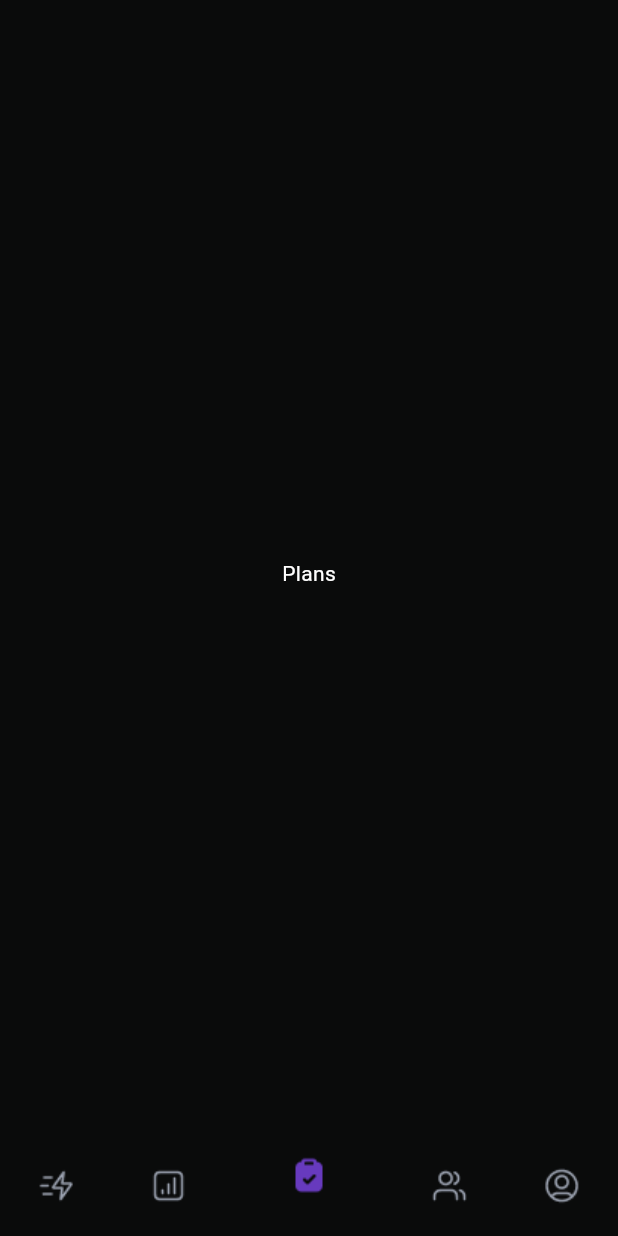
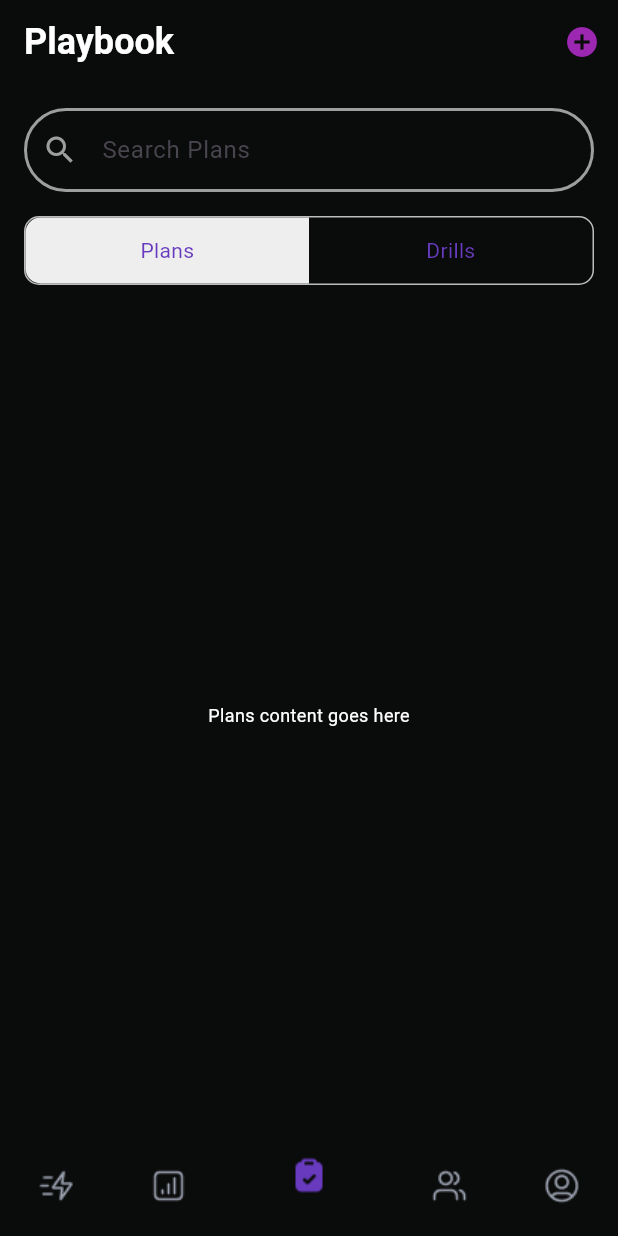
Before and after one commit to repstraining/RepsTrainerApp, a Flutter app: the screen it shows after launch, item 3 of the bottom bar chosen, on a phone screen of 412 x 824 dp. Run offline on Flutter 3.47's test engine with Material 3 defaults, Android fonts, the phone set to English and light mode, and no system bars; our stand-ins replace get, image_picker, video_player.

Commit message:
initial drill creation

```diff
--- /dev/null
+++ b/lib/controllers/playbook_controller.dart
@@ -0,0 +1,25 @@
+import 'package:flutter/material.dart';
+import 'package:get/get.dart';
+import 'package:reps_trainer_app/views/playbook/drills/create_new_drill.dart';
+
+class PlaybookController extends GetxController {
+  var selectedTab = 0.obs;
+  final searchController = TextEditingController();
+
+  String get searchHint {
+    return selectedTab.value == 0 ? 'Search Plans' : 'Search Drills';
+  }
+
+ void createItem() {
+    final String itemType = selectedTab.value == 0 ? 'Plan' : 'Drill';
+    if (itemType == 'Plan') {
+      Get.snackbar('Creating', 'Creating a new Plan... (Implement Plan creation dialog here)');
+    } else {
+      showCreateDrillDialog();
+    }
+  }
+
+  void showCreateDrillDialog() {
+    Get.dialog(const CreateDrillDialog());
+  }
+}
--- a/lib/main.dart
+++ b/lib/main.dart
@@ -1,6 +1,7 @@
 import 'package:flutter/material.dart';
 import 'package:get/get.dart';
 import 'package:reps_trainer_app/utils/colors.dart';
+import 'package:reps_trainer_app/views/playbook/playbook.dart';
 
 void main() {
   runApp(MyApp());
@@ -34,7 +35,8 @@
   final List<Widget> _pages = [
     Center(child: Text('Dashboard', style: TextStyle(color: textColor),)),
     Center(child: Text('Stats', style: TextStyle(color: textColor),)),
-    Center(child: Text('Plans', style: TextStyle(color: textColor),)),
+    //Center(child: Text('Plans', style: TextStyle(color: textColor),)),
+    PlaybookScreen(),
     Center(child: Text('Players', style: TextStyle(color: textColor),)),
     Center(child: Text('Profile', style: TextStyle(color: textColor),)),
   ];
--- a/lib/utils/colors.dart
+++ b/lib/utils/colors.dart
@@ -5,4 +5,5 @@ const appBarColor = Colors.white;
 const primaryColor = Color(0xFF673ABE);
 const secondaryColor = Color(0xFF3858F0);
 const backgroundColor = Color(0xFF0A0B0B);
+const backgroundColorDialog = Color.fromARGB(255, 55, 1, 66);
 const textColor = Color(0xFFFFFFFF);
--- a/lib/utils/fonts.dart
+++ b/lib/utils/fonts.dart
@@ -0,0 +1,8 @@
+import 'package:flutter/material.dart';
+import 'package:reps_trainer_app/utils/colors.dart';
+
+
+const textStyleH1Bold = TextStyle(fontSize: 24, fontWeight: FontWeight.bold, color: textColor);
+const textStyleH1 = TextStyle(fontSize: 24, fontWeight: FontWeight.normal, color: textColor);
+const textStyleNormalBold = TextStyle(fontSize: 12, fontWeight: FontWeight.bold, color: textColor);
+const textStyleNormal = TextStyle(fontSize: 12, fontWeight: FontWeight.normal, color: textColor);
--- /dev/null
+++ b/lib/views/playbook/plans/plans.dart
@@ -0,0 +1,13 @@
+import 'package:flutter/material.dart';
+import 'package:reps_trainer_app/utils/fonts.dart';
+
+class PlansWidget extends StatelessWidget {
+  const PlansWidget({super.key});
+
+  @override
+  Widget build(BuildContext context) {
+    return const Center(
+      child: Text('Plans content goes here',style: textStyleNormal, ),
+    );
+  }
+}
--- /dev/null
+++ b/lib/views/playbook/playbook.dart
@@ -0,0 +1,128 @@
+import 'package:flutter/material.dart';
+import 'package:get/get.dart';
+import 'package:reps_trainer_app/controllers/playbook_controller.dart';
+import 'package:reps_trainer_app/utils/colors.dart';
+import 'package:reps_trainer_app/utils/fonts.dart';
+import 'package:reps_trainer_app/views/playbook/drills/drills.dart';
+import 'package:reps_trainer_app/views/playbook/plans/plans.dart';
+
+
+
+
+class PlaybookScreen extends StatefulWidget {
+  const PlaybookScreen({super.key});
+
+  @override
+  State<PlaybookScreen> createState() => _PlaybookScreenState();
+}
+
+class _PlaybookScreenState extends State<PlaybookScreen> {
+  @override
+  Widget build(BuildContext context) {
+    final PlaybookController controller = Get.put(PlaybookController());
+
+    return Scaffold(
+      backgroundColor: backgroundColor,
+      appBar: AppBar(
+        backgroundColor: backgroundColor,
+        title: const Text('Playbook', style: textStyleH1Bold,),
+        centerTitle: false,
+        actions: [
+           IconButton(
+              icon: const Icon(Icons.add_circle, color: Colors.purple),
+              onPressed: controller.createItem,
+
+          ),
+        ],
+      ),
+      body: Column(
+        children: [
+          Padding(
+            padding: const EdgeInsets.all(16.0),
+            child: Obx(
+              () => TextField(
+                controller: controller.searchController,
+                decoration: InputDecoration(
+                  hintText: controller.searchHint,
+                  prefixIcon: const Icon(Icons.search, color: Colors.grey,),
+                  border: OutlineInputBorder(
+                    borderRadius: BorderRadius.circular(30.0),
+                  ),
+                  filled: true,
+                  fillColor: backgroundColor,
+                  enabledBorder: OutlineInputBorder(
+                      borderSide: BorderSide(color: Colors.grey, width: 2.0),
+                      borderRadius: BorderRadius.circular(30.0),
+                  )
+                ),
+              ),
+            ),
+          ),
+          Padding(
+            padding: const EdgeInsets.symmetric(horizontal: 16.0),
+            child: Obx(
+              () => Container(
+                decoration: BoxDecoration(
+                  border: Border.all(color: Colors.grey[400]!),
+                  borderRadius: BorderRadius.circular(10),
+                ),
+                child: Row(
+                  children: [
+                    Expanded(
+                      child: GestureDetector(
+                        onTap: () {
+                          setState(() {
+                            controller.selectedTab.value = 0;
+                          });
+                        },
+                        child: Container(
+                          padding: const EdgeInsets.symmetric(vertical: 12.0),
+
+                              decoration: BoxDecoration(
+                                borderRadius: BorderRadius.only(topLeft: Radius.circular(10),bottomLeft: Radius.circular(10),),
+                                color: controller.selectedTab.value == 0
+                              ? Colors.grey[200]
+                              : null,
+                              ),
+                          child: Center(child: Text('Plans', style: TextStyle(color: primaryColor),)),
+                        ),
+                      ),
+                    ),
+                    Expanded(
+                      child: GestureDetector(
+                        onTap: () {
+                          setState(() {
+                            controller.selectedTab.value = 1;
+                          });
+
+                        } ,
+                        child: Container(
+                          padding: const EdgeInsets.symmetric(vertical: 12.0),
+                          decoration: BoxDecoration(
+                                borderRadius: BorderRadius.only(topRight: Radius.circular(10),bottomRight: Radius.circular(10),),
+                                color: controller.selectedTab.value == 1
+                              ? Colors.grey[200]
+                              : null,
+                              ),
+                          child: Center(child: Text('Drills',style: TextStyle(color: primaryColor),)),
+                        ),
+                      ),
+                    ),
+                  ],
+                ),
+              ),
+            ),
+          ),
+
+          Expanded(
+            child: Obx(
+              () => controller.selectedTab.value == 0
+                  ? const PlansWidget()
+                  : const DrillsWidget(),
+            ),
+          ),
+        ],
+      ),
+    );
+  }
+}
--- a/pubspec.yaml
+++ b/pubspec.yaml
@@ -35,6 +35,8 @@ dependencies:
   # Use with the CupertinoIcons class for iOS style icons.
   cupertino_icons: ^1.0.8
   get: ^4.7.2
+  image_picker: ^1.2.0
+  video_player: ^2.10.0
 
 dev_dependencies:
   flutter_test:
```
Also changed, not shown: lib/controllers/create_drill_controller.dart (added, +54 -0 lines), lib/views/playbook/drills/create_new_drill.dart (added, +217 -0 lines), lib/views/playbook/drills/drills.dart (added, +13 -0 lines), lib/views/playbook/plans/create_new_plan.dart (added), pubspec.lock, 15 other files.
